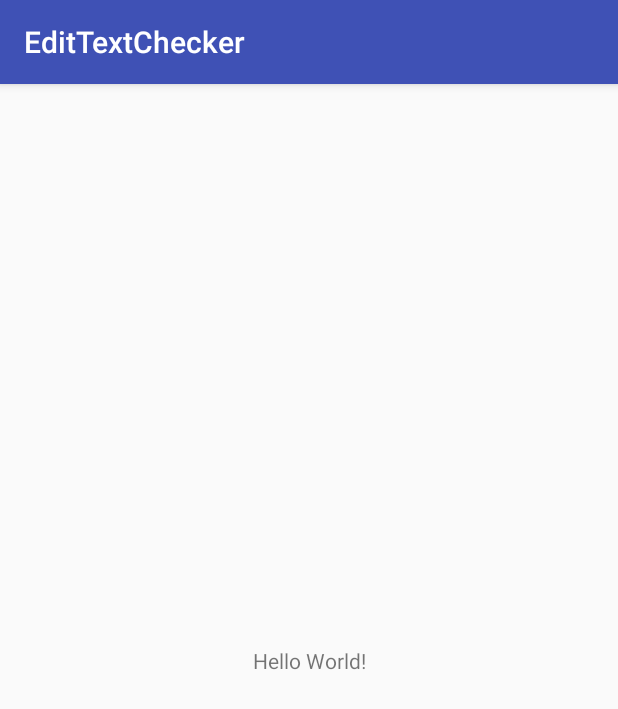
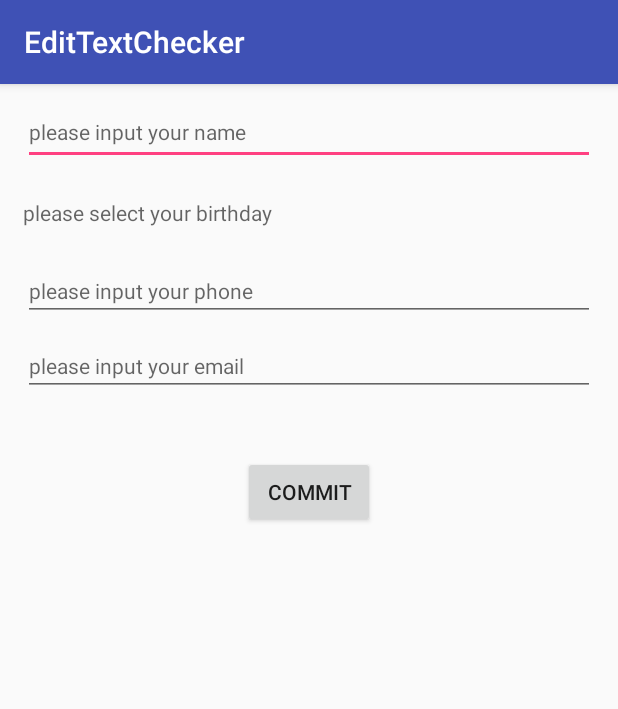
Before and after one commit to DingoDemon/TextViewChecker, an Android app: the screen it shows after launch (MainActivity), on a phone screen of 412 x 824 dp. Shown: the top 709 px of the screen. Run offline under Robolectric (Android 15) with nearby library versions, the phone set to English and light mode, and no system bars; our stand-ins replace ButterKnife.

Commit message:
finish the job

```diff
--- a/app/build.gradle
+++ b/app/build.gradle
@@ -25,4 +25,6 @@ dependencies {
     testImplementation 'junit:junit:4.12'
     androidTestImplementation 'com.android.support.test:runner:1.0.1'
     androidTestImplementation 'com.android.support.test.espresso:espresso-core:3.0.1'
+    implementation 'com.jakewharton:butterknife:8.8.1'
+    annotationProcessor 'com.jakewharton:butterknife-compiler:8.8.1'
 }
--- /dev/null
+++ b/app/src/main/java/wong/dingo/com/edittextchecker/CheckInfo.java
@@ -0,0 +1,24 @@
+package wong.dingo.com.edittextchecker;
+
+
+import java.lang.annotation.ElementType;
+import java.lang.annotation.Retention;
+import java.lang.annotation.RetentionPolicy;
+import java.lang.annotation.Target;
+
+@Target(ElementType.FIELD)
+@Retention(RetentionPolicy.RUNTIME)
+public @interface CheckInfo {
+
+    boolean allowedEmpty() default true;
+
+    int toastResId() default -1;
+
+    String textName() default "";
+
+    Type type() default Type.TextView;
+
+    enum Type {TextView, EditTextView}
+
+
+}
--- a/app/src/main/java/wong/dingo/com/edittextchecker/MainActivity.java
+++ b/app/src/main/java/wong/dingo/com/edittextchecker/MainActivity.java
@@ -1,13 +1,75 @@
 package wong.dingo.com.edittextchecker;
 
+import android.app.DatePickerDialog;
 import android.support.v7.app.AppCompatActivity;
 import android.os.Bundle;
+import android.util.Log;
+import android.widget.Button;
+import android.widget.DatePicker;
+import android.widget.EditText;
+import android.widget.TextView;
+
+import java.util.Calendar;
+
+import butterknife.BindView;
+import butterknife.ButterKnife;
+import butterknife.OnClick;
 
 public class MainActivity extends AppCompatActivity {
+
+
+    @CheckInfo(allowedEmpty = false, textName = "姓名", type = CheckInfo.Type.EditTextView)
+    @BindView(R.id.name_edit)
+    EditText editTextName;
+
+    @CheckInfo(allowedEmpty = false, textName = "手机号", type = CheckInfo.Type.EditTextView)
+    @BindView(R.id.phone_edit)
+    EditText editTextPhone;
+
+    @CheckInfo(allowedEmpty = false, textName = "邮箱", type = CheckInfo.Type.EditTextView)
+    @BindView(R.id.email_edit)
+    EditText editTextEmail;
+
+    @CheckInfo(allowedEmpty = false, toastResId = R.string.date_toast, type = CheckInfo.Type.TextView)
+    @BindView(R.id.birth_text)
+    TextView textViewBirth;
+
+    @BindView(R.id.commit_btn)
+    Button buttonCommit;
+
+    private DatePickerDialog datePicker;
 
     @Override
     protected void onCreate(Bundle savedInstanceState) {
         super.onCreate(savedInstanceState);
         setContentView(R.layout.activity_main);
+        ButterKnife.bind(this);
+
+
     }
+
+    @OnClick(R.id.birth_text)
+    void selectBirthDay() {
+        final Calendar calendar = Calendar.getInstance();
+        datePicker = new DatePickerDialog(MainActivity.this,
+                new DatePickerDialog.OnDateSetListener() {
+                    @Override
+                    public void onDateSet(DatePicker view, int year,
+                                          int monthOfYear, int dayOfMonth) {
+                        String result = year + "-" + (monthOfYear + 1) + "-" + dayOfMonth;
+                        textViewBirth.setText(result);
+                    }
+                }
+                , calendar.get(Calendar.YEAR), calendar.get(Calendar.MONTH), calendar
+                .get(Calendar.DAY_OF_MONTH));
+        datePicker.show();
+    }
+
+    @OnClick(R.id.commit_btn)
+    void checkValue() {
+        Boolean finish = TextChecker.checkTextViewInActivity(MainActivity.this);
+        Log.i("user finish his info :", finish.toString());
+    }
+
+
 }
--- a/app/src/main/res/layout/activity_main.xml
+++ b/app/src/main/res/layout/activity_main.xml
@@ -1,18 +1,56 @@
 <?xml version="1.0" encoding="utf-8"?>
-<android.support.constraint.ConstraintLayout xmlns:android="http://schemas.android.com/apk/res/android"
-    xmlns:app="http://schemas.android.com/apk/res-auto"
-    xmlns:tools="http://schemas.android.com/tools"
+<LinearLayout xmlns:android="http://schemas.android.com/apk/res/android"
     android:layout_width="match_parent"
     android:layout_height="match_parent"
-    tools:context=".MainActivity">
+    android:orientation="vertical"
+    android:paddingEnd="15dp"
+    android:paddingStart="15dp">
+
+
+    <EditText
+        android:id="@+id/name_edit"
+        android:layout_width="match_parent"
+        android:layout_height="44dp"
+        android:layout_marginTop="10dp"
+        android:hint="@string/name_hint"
+        android:textSize="14sp" />
+
 
     <TextView
+        android:id="@+id/birth_text"
+        android:layout_width="match_parent"
+        android:layout_height="44dp"
+        android:layout_marginTop="10dp"
+        android:gravity="center|left"
+        android:hint="@string/birth_hint"
+        android:textSize="14sp" />
+
+
+    <EditText
+        android:id="@+id/phone_edit"
+        android:layout_width="match_parent"
+        android:layout_height="wrap_content"
+        android:layout_marginTop="10dp"
+        android:hint="@string/phone_hint"
+        android:inputType="phone"
+        android:textSize="14sp" />
+
+    <EditText
+        android:id="@+id/email_edit"
+        android:layout_width="match_parent"
+        android:layout_height="wrap_content"
+        android:layout_marginTop="10dp"
+        android:hint="@string/email_hint"
+        android:inputType="textEmailAddress"
+        android:textSize="14sp" />
+
+
+    <Button
+        android:id="@+id/commit_btn"
         android:layout_width="wrap_content"
         android:layout_height="wrap_content"
-        android:text="Hello World!"
-        app:layout_constraintBottom_toBottomOf="parent"
-        app:layout_constraintLeft_toLeftOf="parent"
-        app:layout_constraintRight_toRightOf="parent"
-        app:layout_constraintTop_toTopOf="parent" />
+        android:layout_gravity="center"
+        android:layout_marginTop="40dp"
+        android:text="commit" />
 
-</android.support.constraint.ConstraintLayout>
+</LinearLayout>
--- a/app/src/main/res/values/strings.xml
+++ b/app/src/main/res/values/strings.xml
@@ -1,3 +1,16 @@
 <resources>
     <string name="app_name">EditTextChecker</string>
+
+
+    <string name="name_hint">please input your name</string>
+
+    <string name="email_hint">please input your email</string>
+
+    <string name="phone_hint">please input your phone</string>
+
+    <string name="birth_hint">please select your birthday</string>
+
+    <string name="date_toast">please select Date</string>
+
+    <string name="empty_value">please finish your information</string>
 </resources>
--- a/settings.gradle
+++ b/settings.gradle
@@ -1 +1 @@
-include ':app'
+include ':app', ':textchecker'
--- /dev/null
+++ b/textchecker/src/main/res/values/strings.xml
@@ -0,0 +1,5 @@
+<resources>
+    <string name="app_name">TextChecker</string>
+    <string name="please_select">请选择</string>
+    <string name="please_input">请输入</string>
+</resources>
```
Also changed, not shown: app/src/main/java/wong/dingo/com/edittextchecker/TextChecker.java (added, +68 -0 lines), textchecker/src/main/java/wong/dingo/com/textchecker/CheckInfo.java (added, +24 -0 lines), textchecker/src/main/java/wong/dingo/com/textchecker/TextChecker.java (added, +63 -0 lines).
